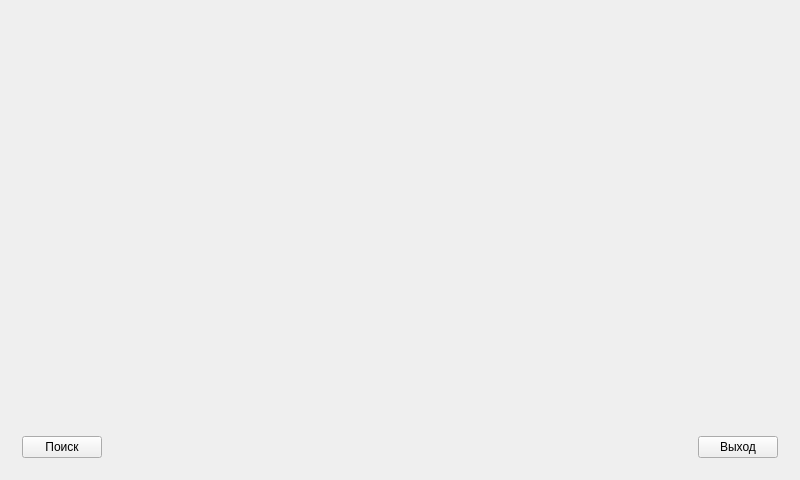
Qt form RC-CAR_Qt/mainwindow.ui (bitas0709/RC-CAR) before a commit.
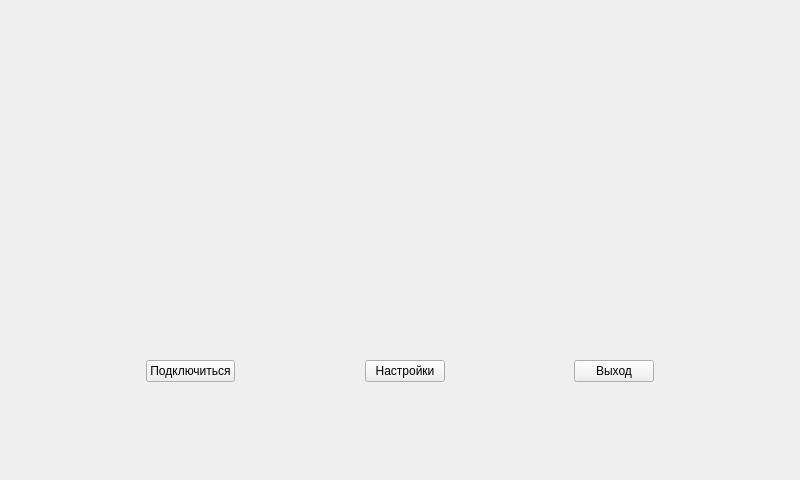
The same form after that commit.

Commit message: Добавлена аварийная остановка машины, если соединение будет разорвано Появилась возможность подключиться к определённому устройству сразу без его повторного поиска Добавлена обработка нажатия на кнопку "назад".

```diff
--- a/RC-CAR_Qt/mainwindow.ui
+++ b/RC-CAR_Qt/mainwindow.ui
@@ -18,8 +18,6 @@
     <item>
      <widget class="QStackedWidget" name="stackedWidget">
       <widget class="QWidget" name="MainPage">
-       <layout class="QVBoxLayout" name="verticalLayout_3">
-        <item>
          <layout class="QVBoxLayout" name="verticalLayout_2">
           <item>
            <spacer name="verticalSpacer">
@@ -36,10 +34,43 @@
           </item>
           <item>
            <layout class="QHBoxLayout" name="horizontalLayout">
+          <item>
+           <spacer name="horizontalSpacer_6">
+            <property name="orientation">
+             <enum>Qt::Horizontal</enum>
+            </property>
+            <property name="sizeHint" stdset="0">
+             <size>
+              <width>40</width>
+              <height>20</height>
+             </size>
+            </property>
+           </spacer>
+          </item>
             <item>
              <widget class="QPushButton" name="SearchButton">
               <property name="text">
-               <string>Поиск</string>
+             <string>Подключиться</string>
+            </property>
+           </widget>
+          </item>
+          <item>
+           <spacer name="horizontalSpacer_5">
+            <property name="orientation">
+             <enum>Qt::Horizontal</enum>
+            </property>
+            <property name="sizeHint" stdset="0">
+             <size>
+              <width>40</width>
+              <height>20</height>
+             </size>
+            </property>
+           </spacer>
+          </item>
+          <item>
+           <widget class="QPushButton" name="SettingsButton">
+            <property name="text">
+             <string>Настройки</string>
               </property>
              </widget>
             </item>
@@ -63,10 +94,34 @@
               </property>
              </widget>
             </item>
-           </layout>
+          <item>
+           <spacer name="horizontalSpacer_7">
+            <property name="orientation">
+             <enum>Qt::Horizontal</enum>
+            </property>
+            <property name="sizeHint" stdset="0">
+             <size>
+              <width>40</width>
+              <height>20</height>
+             </size>
+            </property>
+           </spacer>
           </item>
          </layout>
         </item>
+        <item>
+         <spacer name="verticalSpacer_4">
+          <property name="orientation">
+           <enum>Qt::Vertical</enum>
+          </property>
+          <property name="sizeHint" stdset="0">
+           <size>
+            <width>20</width>
+            <height>60</height>
+           </size>
+          </property>
+         </spacer>
+        </item>
        </layout>
       </widget>
       <widget class="QWidget" name="SearchPage">
```
Left out of the diff: 63 changed lines with no effect on the pictures. Lines whose indentation alone changed are shown as unchanged. The commit also changes 4 other files.
